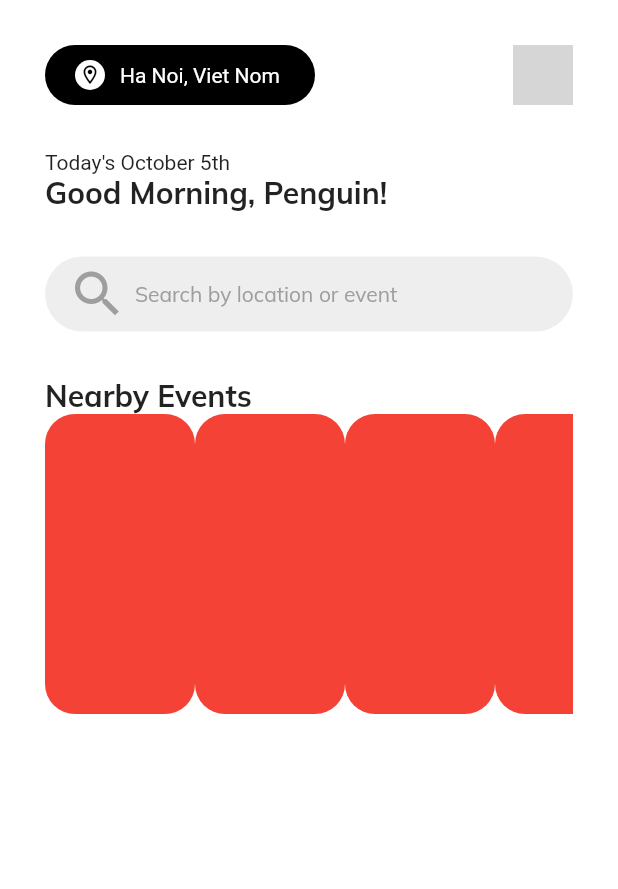
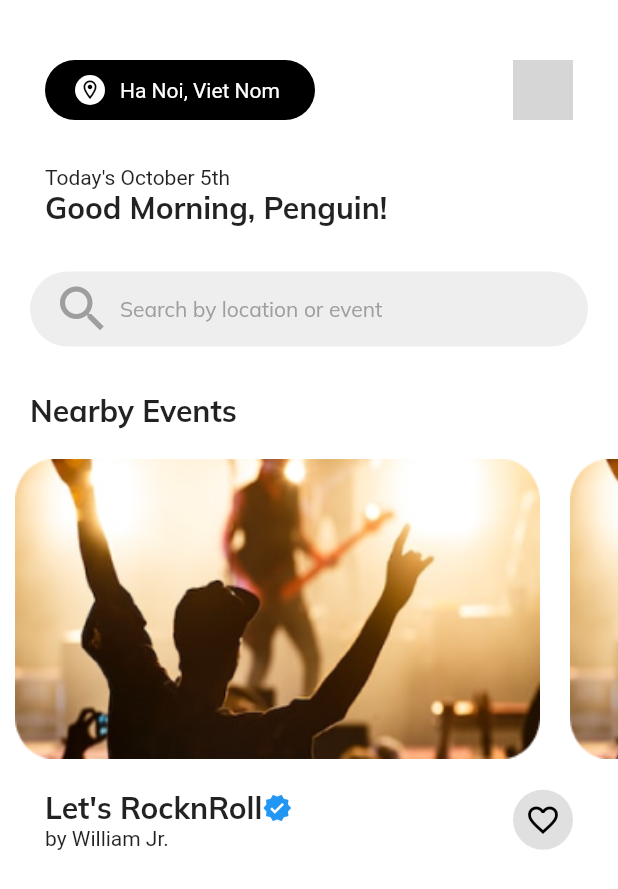
Before and after one commit to Olayiwolaaa/flutter_event_app, a Flutter app: the screen it shows after launch, on a phone screen of 412 x 824 dp. Shown: the top 889 px of the screen. Run offline on Flutter 3.47's test engine with Material 2 defaults, Android fonts, the light colour scheme and no system bars; our stand-ins replace google_fonts; network calls fail; grey boxes are pictures that could not be loaded.

Commit message:
new chances

```diff
--- a/lib/main.dart
+++ b/lib/main.dart
@@ -30,10 +30,12 @@
   Widget build(BuildContext context) {
     return SafeArea(
         child: ListView(
-      padding: EdgeInsets.all(30.0),
       children: [
+        SizedBox(height: 40.0),
         //HEADER: Location and Image
-        Row(
+        Padding(
+          padding: EdgeInsets.symmetric(horizontal: 30.0),
+          child: Row(
             mainAxisAlignment: MainAxisAlignment.spaceBetween,
             children: [
               Container(
@@ -60,23 +62,30 @@
               ),
               CircleAvatar(
                 backgroundColor: Colors.grey[500],
-              backgroundImage: NetworkImage(
-                  'https://cdn3d.iconscout.com/3d/premium/thumb/afro-avatar-6299534-5187866.png'),
+                backgroundImage: NetworkImage('https://cdn3d.iconscout.com/3d/premium/thumb/afro-avatar-6299534-5187866.png'),
               )
             ],
+          ),
         ),
         const SizedBox(height: 30),
 
         //Date
-        Column(
+        Padding(
+          padding: const EdgeInsets.symmetric(horizontal: 30),
+          child: Column(
             crossAxisAlignment: CrossAxisAlignment.start,
             children: [
               Text('Today\'s October 5th'),
               Text('Good Morning, Penguin!', style: kMulishBold),
             ],
           ),
+        ),
+
+
         const SizedBox(height: 30),
+
         Container(
+          margin: EdgeInsets.symmetric(horizontal: 20.0),
           height: 50,
           width: double.infinity,
           decoration: BoxDecoration(
@@ -98,22 +107,57 @@
         ),
 
         const SizedBox(height: 30),
-        Text('Nearby Events', style: kMulishBold),
+        Padding(
+          padding: const EdgeInsets.fromLTRB(20.0, 0, 0, 20.0),
+          child: Text('Nearby Events', style: kMulishBold),
+        ),
         SizedBox(
           height: 200,
           child: ListView.builder(
-            itemCount: 10,
+            physics: const BouncingScrollPhysics(),
+            itemCount: 2,
             scrollDirection: Axis.horizontal,
             itemBuilder: (context, index) {
               return Container(
+                margin: const EdgeInsets.symmetric(horizontal: 10.0),
                 height: 200,
-                width: 100,
-                decoration: BoxDecoration(
-                    color: Colors.red, borderRadius: BorderRadius.circular(20)),
+                width: 350,
+                decoration: const BoxDecoration(
+                    // color: Colors.red, borderRadius: BorderRadius.circular(20)),
+                    image: DecorationImage(
+                      image: AssetImage('assets/images/image.png'),
+                      fit: BoxFit.fill,
+                    ),
+                ),
               );
             },
           ),
         ),
+
+        Padding(
+          padding: const EdgeInsets.symmetric(horizontal: 30.0, vertical: 20.0),
+          child: Row(
+            mainAxisAlignment: MainAxisAlignment.spaceBetween,
+            children: [
+              Column(
+                crossAxisAlignment: CrossAxisAlignment.start,
+                children: [
+                Row(
+                  children: [
+                    Text('Let\'s RocknRoll', style: kMulishBold),
+                    Icon(Icons.verified, color: Colors.blue, size: 20,),
+                  ],
+                ),
+                Text('by William Jr.'),
+                ],
+              ),
+              CircleAvatar(
+                backgroundColor: Colors.grey[300],
+                child: Icon(Icons.favorite_outline, color: Colors.black,),
+              ),
+            ],
+          ),
+        )
       ],
     ));
   }
```
Also changed, not shown: assets/images/image.png (added). Lines whose indentation alone changed are shown as unchanged.
